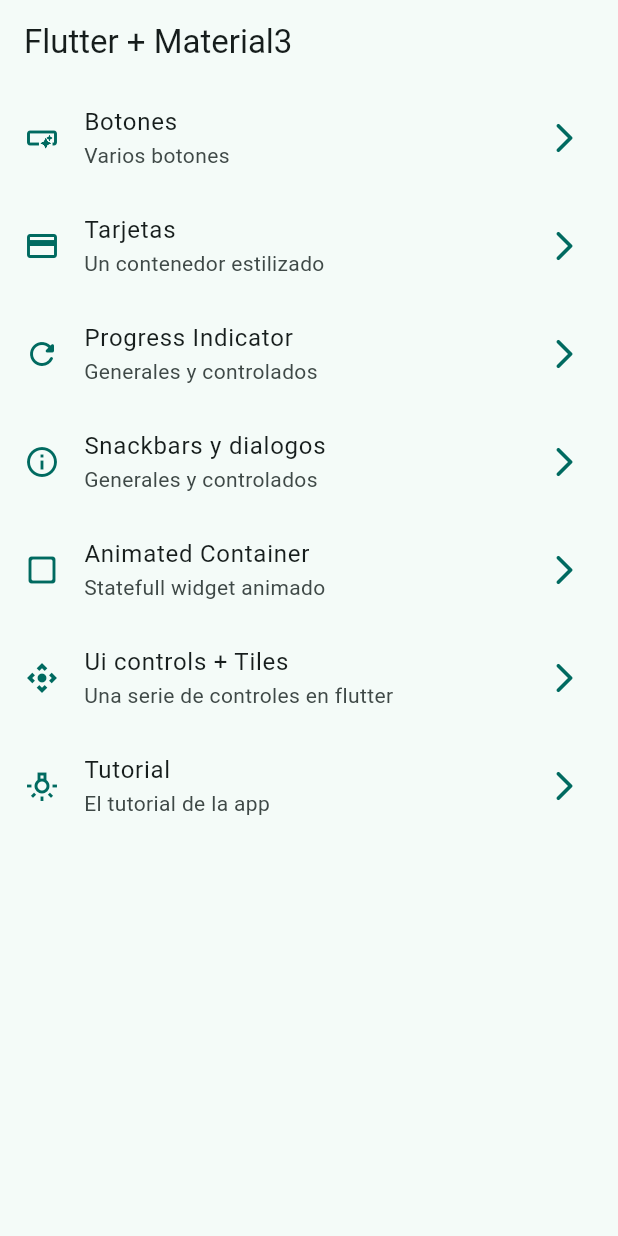
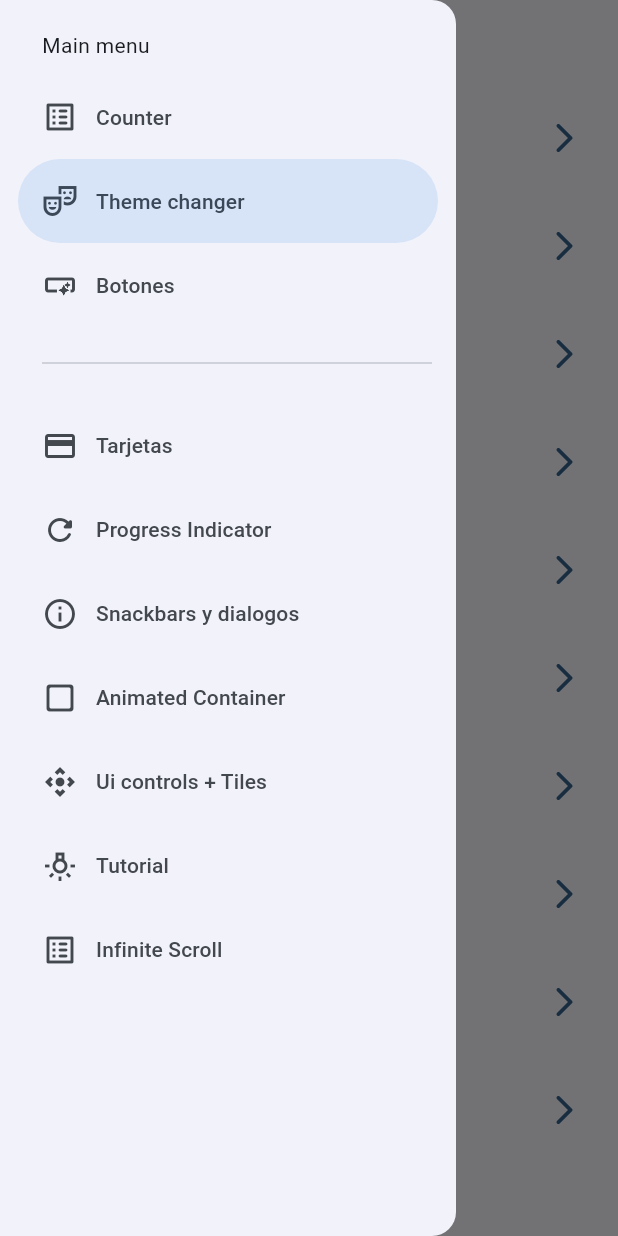
Before and after one commit to frddy3e/flutter_widgets, a Flutter app: the screen it shows after launch, with the side drawer open (before the commit the screen has no drawer), on a phone screen of 412 x 824 dp. Run offline on Flutter 3.47's test engine with Material 3 defaults, Android fonts, the phone set to English and light mode, and no system bars; our stand-ins replace animate_do, flutter_riverpod, go_router.

Commit message:
add riverpod

```diff
--- a/lib/config/menu/menu_item.dart
+++ b/lib/config/menu/menu_item.dart
@@ -15,6 +15,16 @@ class MenuItem {
 }
 
 const appMenuItems = <MenuItem>[
+  MenuItem(
+      title: "Counter",
+      subTitle: "Un contador con Riverpod",
+      link: "/counter",
+      icon: Icons.list_alt_rounded),
+  MenuItem(
+      title: "Theme changer",
+      subTitle: "Cambiar el tema de la app",
+      link: "/theme-changer",
+      icon: Icons.theater_comedy_outlined),
   MenuItem(
       title: "Botones",
       subTitle: "Varios botones",
@@ -50,4 +60,9 @@ const appMenuItems = <MenuItem>[
       subTitle: "El tutorial de la app",
       link: "/tutorial",
       icon: Icons.tungsten_outlined),
+  MenuItem(
+      title: "Infinite Scroll",
+      subTitle: "Listas infinitas y pull to refresh",
+      link: "/infinite",
+      icon: Icons.list_alt_rounded),
 ];
--- a/lib/config/router/app_router.dart
+++ b/lib/config/router/app_router.dart
@@ -34,4 +34,16 @@ final appRouter = GoRouter(initialLocation: '/', routes: [
       name: AppTutorialScreen.name,
       path: '/tutorial',
       builder: (context, state) => const AppTutorialScreen()),
+  GoRoute(
+      name: InfiniteScrollScreen.name,
+      path: '/infinite',
+      builder: (context, state) => const InfiniteScrollScreen()),
+  GoRoute(
+      name: CounterScreen.name,
+      path: '/counter',
+      builder: (context, state) => const CounterScreen()),
+  GoRoute(
+      name: ThemeChangerScreen.name,
+      path: '/theme-changer',
+      builder: (context, state) => const ThemeChangerScreen()),
 ]);
--- a/lib/config/theme/app_theme.dart
+++ b/lib/config/theme/app_theme.dart
@@ -20,12 +20,14 @@ const colorList = <Color>[
 
 class AppTheme {
   final int selectedColor;
-  AppTheme({this.selectedColor = 0})
+  final bool isDarkMode;
+  AppTheme({this.isDarkMode = false, this.selectedColor = 0})
       : assert(selectedColor >= 0, 'selectedColor must be greather than 0'),
         assert(selectedColor < colorList.length,
             'selected color should be lower than ${colorList.length - 1}');
 
   ThemeData getTheme() => ThemeData(
+      brightness: isDarkMode ? Brightness.dark : Brightness.light,
       useMaterial3: true,
       colorSchemeSeed: colorList[selectedColor],
       appBarTheme: const AppBarTheme(centerTitle: false));
--- a/lib/main.dart
+++ b/lib/main.dart
@@ -1,21 +1,27 @@
 import 'package:flutter/material.dart';
+import 'package:flutter_riverpod/flutter_riverpod.dart';
 import 'package:widgets_app/config/router/app_router.dart';
 import 'package:widgets_app/config/theme/app_theme.dart';
+import 'package:widgets_app/presentation/providers/theme_provider.dart';
 
 void main() {
-  runApp(const MainApp());
+  runApp(const ProviderScope(child: MainApp()));
 }
 
-class MainApp extends StatelessWidget {
+class MainApp extends ConsumerWidget {
   const MainApp({super.key});
 
   @override
-  Widget build(BuildContext context) {
+  Widget build(BuildContext context, WidgetRef ref) {
+    final int selectedColor = ref.watch(selectedColorProvider);
+    final bool isDarkMode = ref.watch(darkModeProvider);
+
     return MaterialApp.router(
       title: 'My widgets',
       routerConfig: appRouter,
       debugShowCheckedModeBanner: false,
-      theme: AppTheme(selectedColor: 7).getTheme(),
+      theme: AppTheme(selectedColor: selectedColor, isDarkMode: isDarkMode)
+          .getTheme(),
     );
   }
 }
--- /dev/null
+++ b/lib/presentation/providers/counter_provider.dart
@@ -0,0 +1,3 @@
+import 'package:flutter_riverpod/flutter_riverpod.dart';
+
+final counterProvider = StateProvider<int>((ref) => 5);
--- /dev/null
+++ b/lib/presentation/providers/theme_provider.dart
@@ -0,0 +1,6 @@
+import 'package:flutter_riverpod/flutter_riverpod.dart';
+import 'package:widgets_app/config/theme/app_theme.dart';
+
+final darkModeProvider = StateProvider<bool>((ref) => false);
+final colorsListProvider = Provider((ref) => colorList);
+final selectedColorProvider = StateProvider((ref) => 0);
--- a/lib/presentation/screens/home/home_screen.dart
+++ b/lib/presentation/screens/home/home_screen.dart
@@ -1,6 +1,7 @@
 import 'package:flutter/material.dart';
 import 'package:go_router/go_router.dart';
 import 'package:widgets_app/config/menu/menu_item.dart';
+import 'package:widgets_app/presentation/widgets/side_menu.dart';
 
 class HomeScreen extends StatelessWidget {
   static const String name = 'home_screen';
@@ -8,11 +9,16 @@ class HomeScreen extends StatelessWidget {
 
   @override
   Widget build(BuildContext context) {
+    final scaffoldKey = GlobalKey<ScaffoldState>();
     return Scaffold(
+      key: scaffoldKey,
       appBar: AppBar(
         title: const Text('Flutter + Material3'),
       ),
       body: const _HomeView(),
+      drawer: SideMenu(
+        scaffoldKey: scaffoldKey,
+      ),
     );
   }
 }
--- a/lib/presentation/screens/screens.dart
+++ b/lib/presentation/screens/screens.dart
@@ -1,7 +1,9 @@
+export 'package:widgets_app/presentation/screens/theme_changer/theme_changer_screen.dart';
 export 'package:widgets_app/presentation/screens/animated/animated_screen.dart';
 export 'package:widgets_app/presentation/screens/app_tutorial/app_tutorial_screen.dart';
 export 'package:widgets_app/presentation/screens/buttons/buttons_screen.dart';
 export 'package:widgets_app/presentation/screens/cards/cards_screen.dart';
+export 'package:widgets_app/presentation/screens/counter/counter_screen.dart';
 export 'package:widgets_app/presentation/screens/home/home_screen.dart';
 export 'package:widgets_app/presentation/screens/inifinite_scroll/infinite_scroll_screen.dart';
 export 'package:widgets_app/presentation/screens/progress/progress_screen.dart';
--- /dev/null
+++ b/lib/presentation/widgets/side_menu.dart
@@ -0,0 +1,45 @@
+import 'package:flutter/material.dart';
+import 'package:go_router/go_router.dart';
+import 'package:widgets_app/config/menu/menu_item.dart';
+
+class SideMenu extends StatefulWidget {
+  final GlobalKey<ScaffoldState> scaffoldKey;
+  const SideMenu({super.key, required this.scaffoldKey});
+
+  @override
+  State<SideMenu> createState() => _SideMenuState();
+}
+
+class _SideMenuState extends State<SideMenu> {
+  int navDrawerIndex = 1;
+
+  @override
+  Widget build(BuildContext context) {
+    final hasNotch = MediaQuery.of(context).viewPadding.top > 35;
+
+    return NavigationDrawer(
+        selectedIndex: navDrawerIndex,
+        onDestinationSelected: (value) {
+          setState(() {
+            navDrawerIndex = value;
+          });
+          context.push(appMenuItems[value].link);
+          widget.scaffoldKey.currentState?.closeDrawer();
+        },
+        children: [
+          Padding(
+            padding: EdgeInsets.fromLTRB(28, hasNotch ? 0 : 20, 16, 10),
+            child: const Text('Main menu'),
+          ),
+          ...appMenuItems.sublist(0, 3).map((item) =>
+              NavigationDrawerDestination(
+                  icon: Icon(item.icon), label: Text(item.title))),
+          const Padding(
+            padding: EdgeInsets.fromLTRB(28, 16, 16, 19),
+            child: Divider(),
+          ),
+          ...appMenuItems.sublist(3).map((item) => NavigationDrawerDestination(
+              icon: Icon(item.icon), label: Text(item.title))),
+        ]);
+  }
+}
--- a/pubspec.yaml
+++ b/pubspec.yaml
@@ -10,6 +10,7 @@ dependencies:
   animate_do: ^3.3.4
   flutter:
     sdk: flutter
+  flutter_riverpod: ^2.4.10
   go_router: ^13.2.0
 
 dev_dependencies:
```
Also changed, not shown: lib/presentation/screens/counter/counter_screen.dart (added, +42 -0 lines), lib/presentation/screens/inifinite_scroll/infinite_scroll_screen.dart (+101 -2 lines), lib/presentation/screens/theme_changer/theme_changer_screen.dart (added, +60 -0 lines), pubspec.lock.
